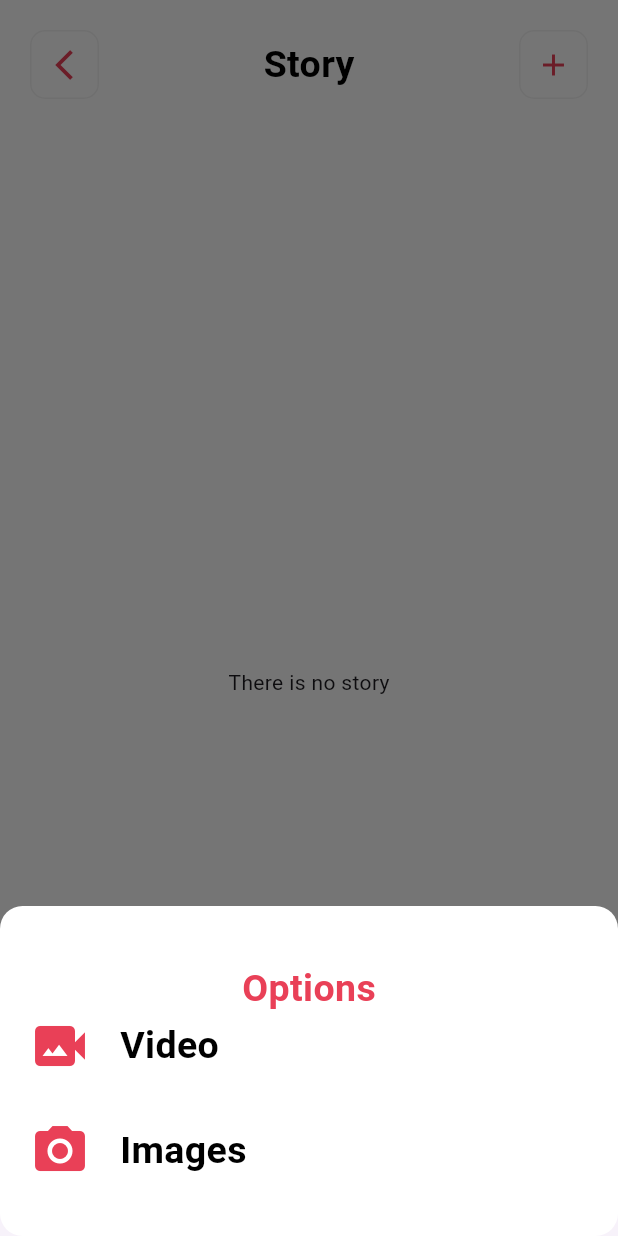
After one commit to shehroz2260/bloc_app, a Flutter app: the StoryView screen opened directly, after a tap on the "add" icon, on a phone screen of 412 x 824 dp. The commit adds this screen. Run offline on Flutter 3.47's test engine with Material 3 defaults, Android fonts, the phone set to English and light mode, and no system bars; our stand-ins replace adaptive_dialog, bloc, cached_network_image, chewie, cloud_firestore, country_code_picker and 18 more; missing offline and left inert: audio_waveforms, date_picker_plus, syncfusion_flutter_core, video_thumbnail; accounts and stored records are empty; network calls fail.

Commit message:
working on upload story

```diff
--- a/lib/main.dart
+++ b/lib/main.dart
@@ -1,6 +1,7 @@
 import 'package:chat_with_bloc/model/user_model.dart';
 import 'package:chat_with_bloc/view/splash_view/splash_view.dart';
 import 'package:chat_with_bloc/view_model/bio_bloc/bio_bloc.dart';
+import 'package:chat_with_bloc/view_model/bloc/story_bloc.dart';
 import 'package:chat_with_bloc/view_model/edit_bloc/edit_bloc.dart';
 import 'package:chat_with_bloc/view_model/filter_bloc.dart/filter_bloc.dart';
 import 'package:chat_with_bloc/view_model/gallery_bloc/gallery_bloc.dart';
@@ -86,6 +87,7 @@ class _MyAppState extends State<MyApp> with WidgetsBindingObserver {
         BlocProvider(create: (context) => GalleryBloc()),
         BlocProvider(create: (context) => OtpBloc()),
         BlocProvider(create: (context) => EditBloc()),
+        BlocProvider(create: (context) => StoryBloc()),
       ],
       child: GestureDetector(
         onTap: () => FocusManager.instance.primaryFocus!.unfocus(),
--- /dev/null
+++ b/lib/model/story_model.dart
@@ -0,0 +1,76 @@
+import 'package:cloud_firestore/cloud_firestore.dart';
+
+class StoryModel {
+  final String id;
+  final String userId;
+  final String userName;
+  final String name;
+  final int type;
+  final String url;
+  final String thumbnail;
+  final DateTime createdAt;
+  StoryModel({
+    required this.id,
+    required this.userId,
+    required this.thumbnail,
+    required this.userName,
+    required this.name,
+    required this.type,
+    required this.url,
+    required this.createdAt,
+  });
+  static const String tableName = 'story';
+
+  StoryModel copyWith({
+    String? id,
+    String? userId,
+    String? userName,
+    String? name,
+    String? thumbnail,
+    int? type,
+    String? url,
+    DateTime? createdAt,
+  }) {
+    return StoryModel(
+      id: id ?? this.id,
+      thumbnail: thumbnail ?? this.thumbnail,
+      userId: userId ?? this.userId,
+      userName: userName ?? this.userName,
+      name: name ?? this.name,
+      type: type ?? this.type,
+      url: url ?? this.url,
+      createdAt: createdAt ?? this.createdAt,
+    );
+  }
+
+  Map<String, dynamic> toMap() {
+    return <String, dynamic>{
+      'id': id,
+      'thumbnail': thumbnail,
+      'userId': userId,
+      'userName': userName,
+      'name': name,
+      'type': type,
+      'url': url,
+      'createdAt': Timestamp.fromDate(createdAt),
+    };
+  }
+
+  factory StoryModel.fromMap(Map<String, dynamic> map) {
+    return StoryModel(
+      id: map['id'] as String,
+      thumbnail: map['thumbnail'] ?? "",
+      userId: map['userId'] as String,
+      userName: map['userName'] as String,
+      name: map['name'] as String,
+      type: map['type'] as int,
+      url: map['url'] as String,
+      createdAt: (map['createdAt'] as Timestamp).toDate(),
+    );
+  }
+
+  @override
+  String toString() {
+    return 'StoryModel(thumbnail: $thumbnail, id: $id, userId: $userId, userName: $userName, name: $name, type: $type, url: $url, createdAt: $createdAt)';
+  }
+}
--- /dev/null
+++ b/lib/view/main_view/profile_tab/story_view.dart
@@ -0,0 +1,222 @@
+import 'package:chat_with_bloc/src/app_colors.dart';
+import 'package:chat_with_bloc/src/go_file.dart';
+import 'package:chat_with_bloc/src/width_hieght.dart';
+import 'package:chat_with_bloc/view_model/bloc/story_bloc.dart';
+import 'package:chat_with_bloc/view_model/bloc/story_event.dart';
+import 'package:chat_with_bloc/view_model/bloc/story_state.dart';
+import 'package:chat_with_bloc/view_model/user_base_bloc/user_base_bloc.dart';
+import 'package:flutter/material.dart';
+import 'package:flutter_bloc/flutter_bloc.dart';
+import '../../../src/app_text_style.dart';
+import '../../../widgets/custom_button.dart';
+
+class StoryView extends StatefulWidget {
+  const StoryView({super.key});
+
+  @override
+  State<StoryView> createState() => _StoryViewState();
+}
+
+class _StoryViewState extends State<StoryView> {
+  final GlobalKey<ScaffoldMessengerState> scaffoldMessengerKey =
+      GlobalKey<ScaffoldMessengerState>();
+
+  UserBaseBloc ancestorContext = UserBaseBloc();
+  StoryBloc storyBloc = StoryBloc();
+  @override
+  void didChangeDependencies() {
+    ancestorContext = MyInheritedWidget(
+            bloc: context.read<UserBaseBloc>(), child: const SizedBox())
+        .bloc;
+    storyBloc =
+        StoryDispose(bloc: context.read<StoryBloc>(), child: const SizedBox())
+            .bloc;
+    super.didChangeDependencies();
+  }
+
+  @override
+  void initState() {
+    context.read<StoryBloc>().add(GetStory(context: context));
+    super.initState();
+  }
+
+  @override
+  void dispose() {
+    storyBloc.add(OnDisposeStory());
+    super.dispose();
+  }
+
+  @override
+  Widget build(BuildContext context) {
+    return Scaffold(
+      key: scaffoldMessengerKey,
+      backgroundColor: AppColors.whiteColor,
+      body: Padding(
+        padding: const EdgeInsets.symmetric(horizontal: 20),
+        child: SafeArea(
+          child: BlocBuilder<StoryBloc, StoryState>(builder: (context, state) {
+            return Column(
+              children: [
+                const AppHeight(height: 20),
+                Row(
+                  mainAxisAlignment: MainAxisAlignment.spaceBetween,
+                  children: [
+                    const CustomBackButton(),
+                    Text("Story",
+                        style: AppTextStyle.font25
+                            .copyWith(color: AppColors.blackColor)),
+                    GestureDetector(
+                      onTap: () => _openOptions(),
+                      child: Container(
+                          padding: const EdgeInsets.all(10),
+                          decoration: BoxDecoration(
+                              border: Border.all(color: AppColors.borderColor),
+                              borderRadius: BorderRadius.circular(10)),
+                          child: Icon(Icons.add, color: AppColors.redColor)),
+                    )
+                  ],
+                ),
+                const AppHeight(height: 20),
+                if (state.isLoading)
+                  Expanded(
+                      child: Center(
+                    child: CircularProgressIndicator(color: AppColors.redColor),
+                  )),
+                if (!state.isLoading && state.storyList.isEmpty)
+                  const Expanded(
+                      child: Center(
+                    child: Text("There is no story"),
+                  )),
+                if (!state.isLoading && state.storyList.isNotEmpty)
+                  Expanded(
+                      child: SingleChildScrollView(
+                    child: Column(
+                      children: List.generate(state.storyList.length, (index) {
+                        return Text(state.storyList[index].userName);
+                      }),
+                    ),
+                  ))
+              ],
+            );
+          }),
+        ),
+      ),
+    );
+  }
+
+  void _openOptions() async {
+    await showModalBottomSheet(
+        context: context,
+        builder: (context) {
+          return Container(
+            height: 220,
+            decoration: BoxDecoration(
+              color: AppColors.whiteColor,
+              borderRadius: BorderRadius.circular(15),
+            ),
+            padding: const EdgeInsets.symmetric(horizontal: 20),
+            child: Column(
+              mainAxisAlignment: MainAxisAlignment.center,
+              children: [
+                Text(
+                  "Options",
+                  style:
+                      AppTextStyle.font25.copyWith(color: AppColors.redColor),
+                ),
+                GestureDetector(
+                  onTap: () async {
+                    await Go.back(context);
+                    if (scaffoldMessengerKey.currentContext != null) {
+                      scaffoldMessengerKey.currentContext!
+                          .read<StoryBloc>()
+                          .add(PickFile(
+                              isVideo: true,
+                              context: scaffoldMessengerKey.currentContext!,
+                              bloc: ancestorContext));
+                    }
+                  },
+                  child: Row(
+                    children: [
+                      Icon(Icons.video_camera_back,
+                          color: AppColors.redColor, size: 40),
+                      const AppWidth(width: 20),
+                      Text(
+                        "Video",
+                        style: AppTextStyle.font25
+                            .copyWith(color: AppColors.blackColor),
+                      )
+                    ],
+                  ),
+                ),
+                const AppHeight(height: 30),
+                GestureDetector(
+                  onTap: () async {
+                    Go.back(context);
+                    if (mounted) {
+                      context.read<StoryBloc>().add(PickFile(
+                          isVideo: false,
+                          context: context,
+                          bloc: ancestorContext));
+                    }
+                  },
+                  child: Row(
+                    children: [
+                      Icon(Icons.camera_alt,
+                          color: AppColors.redColor, size: 40),
+                      const AppWidth(width: 20),
+                      Text(
+                        "Images",
+                        style: AppTextStyle.font25
+                            .copyWith(color: AppColors.blackColor),
+                      )
+                    ],
+                  ),
+                ),
+              ],
+            ),
+          );
+        });
+  }
+}
+
+class MyInheritedWidget extends InheritedWidget {
+  final UserBaseBloc bloc;
+
+  const MyInheritedWidget({
+    super.key,
+    required this.bloc,
+    required super.child,
+  });
+
+  // Access the BLoC from the widget tree.
+  static MyInheritedWidget? of(BuildContext context) {
+    return context.dependOnInheritedWidgetOfExactType<MyInheritedWidget>();
+  }
+
+  @override
+  bool updateShouldNotify(covariant MyInheritedWidget oldWidget) {
+    // Notify when the BLoC changes (not needed here because BLoC is the same).
+    return false;
+  }
+}
+
+class StoryDispose extends InheritedWidget {
+  final StoryBloc bloc;
+
+  const StoryDispose({
+    super.key,
+    required this.bloc,
+    required super.child,
+  });
+
+  // Access the BLoC from the widget tree.
+  static StoryDispose? of(BuildContext context) {
+    return context.dependOnInheritedWidgetOfExactType<StoryDispose>();
+  }
+
+  @override
+  bool updateShouldNotify(covariant StoryDispose oldWidget) {
+    // Notify when the BLoC changes (not needed here because BLoC is the same).
+    return false;
+  }
+}
--- /dev/null
+++ b/lib/view_model/bloc/story_bloc.dart
@@ -0,0 +1,120 @@
+import 'dart:async';
+import 'dart:io';
+import 'package:adaptive_dialog/adaptive_dialog.dart';
+import 'package:chat_with_bloc/model/story_model.dart';
+import 'package:chat_with_bloc/services/firebase_services_storage.dart';
+import 'package:chat_with_bloc/utils/app_funcs.dart';
+import 'package:chat_with_bloc/utils/custom_image_picker.dart';
+import 'package:chat_with_bloc/utils/media_type.dart';
+import 'package:cloud_firestore/cloud_firestore.dart';
+import 'package:firebase_auth/firebase_auth.dart';
+import 'package:flutter_bloc/flutter_bloc.dart';
+import 'story_event.dart';
+import 'story_state.dart';
+
+class StoryBloc extends Bloc<StoryEvent, StoryState> {
+  StoryBloc()
+      : super(StoryState(
+            file: null, isLoading: false, storyList: [], thumbnail: null)) {
+    on<PickFile>(_onPickFile);
+    on<GetStory>(_getStory);
+    on<UploadStory>(_uploadStory);
+    on<ClearData>(_clearData);
+    on<OnDisposeStory>(_onDispose);
+    on<StoryListener>(_onChatListenerStream);
+  }
+  _onPickFile(PickFile event, Emitter<StoryState> emit) async {
+    File? image;
+    File? video;
+    if (!event.isVideo) {
+      image = await kImagePicker(context: event.context);
+    }
+    if (event.isVideo) {
+      video = await kVideoPicker(context: event.context);
+    }
+    if ((image?.path ?? "").isNotEmpty && !event.isVideo) {
+      emit(state.copyWith(file: image));
+      add(UploadStory(
+          context: event.context, type: MediaType.image, bloc: event.bloc));
+    }
+    if ((video?.path ?? "").isNotEmpty && event.isVideo) {
+      final thumbnail = await AppFuncs.generateThumbNail(video?.path ?? "");
+      emit(state.copyWith(file: video, thumbnail: File(thumbnail?.path ?? "")));
+      add(UploadStory(
+          context: event.context, type: MediaType.video, bloc: event.bloc));
+    }
+  }
+
+  _uploadStory(UploadStory event, Emitter<StoryState> emit) async {
+    final cUser = event.bloc.state.userData;
+    emit(state.copyWith(isLoading: true));
+    try {
+      String url = "";
+      String thumbnailUrl = "";
+      if (event.type == MediaType.image) {
+        url = await FirebaseStorageService().uploadImage(
+            "storyImage/${AppFuncs.generateRandomString(10)}",
+            state.file?.path ?? "");
+      }
+      if (event.type == MediaType.video) {
+        thumbnailUrl = await FirebaseStorageService().uploadImage(
+            "storyVideo/${AppFuncs.generateRandomString(10)}",
+            state.thumbnail?.path ?? "");
+      }
+
+      StoryModel storyModel = StoryModel(
+          thumbnail: thumbnailUrl,
+          id: AppFuncs.generateRandomString(15),
+          userId: cUser.uid,
+          userName: cUser.firstName,
+          name: "",
+          type: event.type,
+          url: url,
+          createdAt: DateTime.now());
+      await FirebaseFirestore.instance
+          .collection(StoryModel.tableName)
+          .doc(AppFuncs.generateRandomString(10))
+          .set(storyModel.toMap());
+      emit(state.copyWith(file: File(""), isLoading: false));
+    } on FirebaseException catch (e) {
+      emit(state.copyWith(isLoading: false));
+      showOkAlertDialog(
+          context: event.context, message: e.message, title: "Error");
+    }
+  }
+
+  _getStory(GetStory event, Emitter<StoryState> emit) async {
+    await emit.forEach(_chatListenerStream(), onData: (value) {
+      return state.copyWith(storyList: value.storyList);
+    });
+  }
+
+  StreamSubscription<QuerySnapshot<Map<String, dynamic>>>? subs;
+  Stream<StoryState> _chatListenerStream() async* {
+    var ref = FirebaseFirestore.instance.collection(StoryModel.tableName).where(
+        "userId",
+        isEqualTo: FirebaseAuth.instance.currentUser?.uid ?? "");
+
+    subs = ref.snapshots().listen((value) {
+      if (value.docs.isEmpty) return;
+      add(ClearData());
+      for (final e in value.docs) {
+        var chat = StoryModel.fromMap(e.data());
+        add(StoryListener(model: chat));
+      }
+    });
+  }
+
+  _onChatListenerStream(StoryListener event, Emitter<StoryState> emit) {
+    state.storyList.add(event.model);
+    emit(state.copyWith(storyList: state.storyList));
+  }
+
+  _clearData(ClearData event, Emitter<StoryState> emit) async {
+    emit(state.copyWith(storyList: []));
+  }
+
+  _onDispose(OnDisposeStory event, Emitter<StoryState> emit) async {
+    await subs?.cancel();
+  }
+}
--- /dev/null
+++ b/lib/view_model/bloc/story_event.dart
@@ -0,0 +1,48 @@
+// ignore_for_file: public_member_api_docs, sort_constructors_first
+import 'package:chat_with_bloc/model/story_model.dart';
+import 'package:flutter/material.dart';
+
+import 'package:chat_with_bloc/view_model/user_base_bloc/user_base_bloc.dart';
+
+abstract class StoryEvent {}
+
+class PickFile extends StoryEvent {
+  final bool isVideo;
+  final UserBaseBloc bloc;
+  final BuildContext context;
+  PickFile({
+    required this.isVideo,
+    required this.bloc,
+    required this.context,
+  });
+}
+
+class UploadStory extends StoryEvent {
+  final BuildContext context;
+  final int type;
+  final UserBaseBloc bloc;
+
+  UploadStory({
+    required this.context,
+    required this.type,
+    required this.bloc,
+  });
+}
+
+class GetStory extends StoryEvent {
+  final BuildContext context;
+  GetStory({
+    required this.context,
+  });
+}
+
+class StoryListener extends StoryEvent {
+  final StoryModel model;
+  StoryListener({
+    required this.model,
+  });
+}
+
+class ClearData extends StoryEvent {}
+
+class OnDisposeStory extends StoryEvent {}
--- /dev/null
+++ b/lib/view_model/bloc/story_state.dart
@@ -0,0 +1,31 @@
+// ignore_for_file: public_member_api_docs, sort_constructors_first
+import 'dart:io';
+
+import 'package:chat_with_bloc/model/story_model.dart';
+
+class StoryState {
+  final File? file;
+  final bool isLoading;
+  final File? thumbnail;
+  final List<StoryModel> storyList;
+  StoryState({
+    this.file,
+    required this.isLoading,
+    this.thumbnail,
+    required this.storyList,
+  });
+
+  StoryState copyWith({
+    File? file,
+    bool? isLoading,
+    File? thumbnail,
+    List<StoryModel>? storyList,
+  }) {
+    return StoryState(
+      file: file ?? this.file,
+      isLoading: isLoading ?? this.isLoading,
+      thumbnail: thumbnail ?? this.thumbnail,
+      storyList: storyList ?? this.storyList,
+    );
+  }
+}
```
Also changed, not shown: lib/utils/app_funcs.dart (+19 -0 lines), lib/view/main_view/chat_tab/inbox_view.dart (+32 -0 lines), lib/view/main_view/profile_tab/setting_view.dart (+9 -0 lines), lib/view_model/chat_bloc/chat_bloc.dart (+1 -18 lines).
